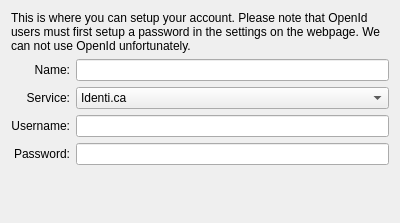
First picture: the form in resources/microblog/microblogconfig.ui, repository KDE/kdepim-runtime, before the edit.
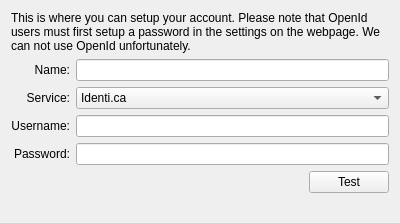
Second picture: the form after the edit. Custom widgets are drawn as their Qt base class.

Commit message: Split the test + ok button to two separate buttons, with labels for the test results and give it a default name based on the full name of the user if available.

What changed in the file:
```diff
--- a/resources/microblog/microblogconfig.ui
+++ b/resources/microblog/microblogconfig.ui
@@ -92,6 +92,44 @@
      </item>
     </layout>
    </item>
+   <item>
+    <layout class="QHBoxLayout" name="horizontalLayout">
+     <item>
+      <spacer name="horizontalSpacer">
+       <property name="orientation">
+        <enum>Qt::Horizontal</enum>
+       </property>
+       <property name="sizeHint" stdset="0">
+        <size>
+         <width>40</width>
+         <height>20</height>
+        </size>
+       </property>
+      </spacer>
+     </item>
+     <item>
+      <widget class="QLabel" name="statusImageLabel">
+       <property name="text">
+        <string/>
+       </property>
+      </widget>
+     </item>
+     <item>
+      <widget class="QLabel" name="statusLabel">
+       <property name="text">
+        <string/>
+       </property>
+      </widget>
+     </item>
+     <item>
+      <widget class="QPushButton" name="testButton">
+       <property name="text">
+        <string>Test</string>
+       </property>
+      </widget>
+     </item>
+    </layout>
+   </item>
    <item>
     <spacer name="verticalSpacer">
      <property name="orientation">
```
The commit also changes 2 other files.
